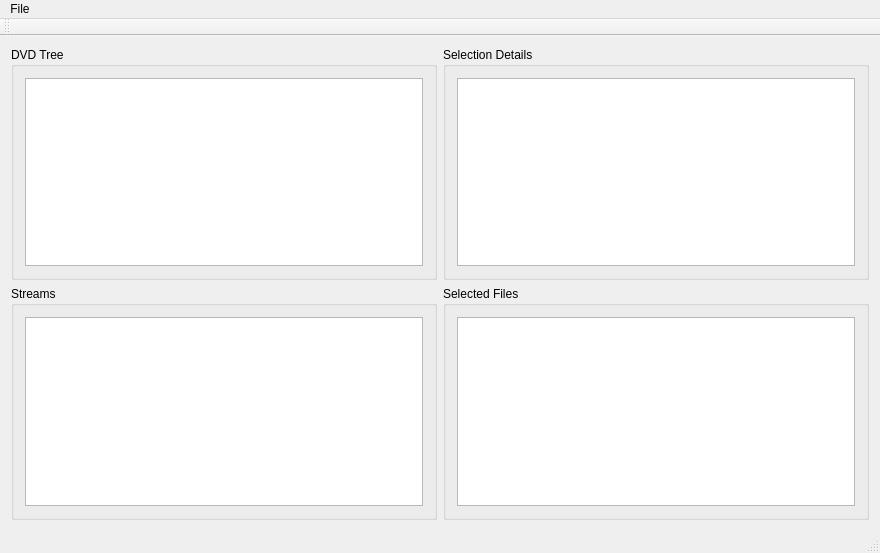
nschlia/libdvdetect, file branches/RELEASE/libdvdetect/Qt/guiexample/mainwindow.ui: the form before one commit.
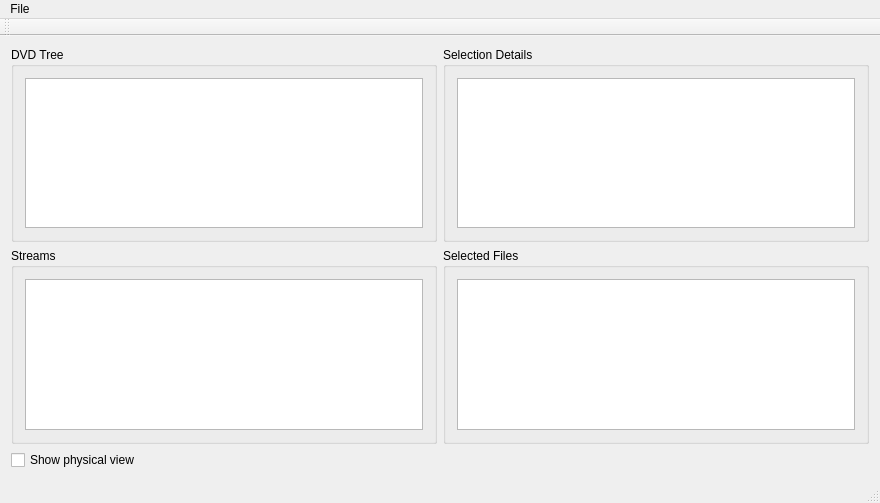
The form after the commit.

```diff
--- a/branches/RELEASE/libdvdetect/Qt/guiexample/mainwindow.ui
+++ b/branches/RELEASE/libdvdetect/Qt/guiexample/mainwindow.ui
@@ -7,7 +7,7 @@
     <x>0</x>
     <y>0</y>
     <width>880</width>
-    <height>553</height>
+    <height>503</height>
    </rect>
   </property>
   <property name="windowTitle">
@@ -36,7 +36,10 @@
           <bool>true</bool>
          </property>
          <attribute name="headerVisible">
-          <bool>false</bool>
+          <bool>true</bool>
+         </attribute>
+         <attribute name="headerStretchLastSection">
+          <bool>true</bool>
          </attribute>
         </widget>
        </item>
@@ -137,8 +140,13 @@
         </widget>
        </item>
       </layout>
-      <zorder>treeViewFiles</zorder>
-      <zorder>groupBox_1</zorder>
+     </widget>
+    </item>
+    <item row="2" column="0">
+     <widget class="QCheckBox" name="checkBoxPhysicalView">
+      <property name="text">
+       <string>Show physical view</string>
+      </property>
      </widget>
     </item>
    </layout>
```
